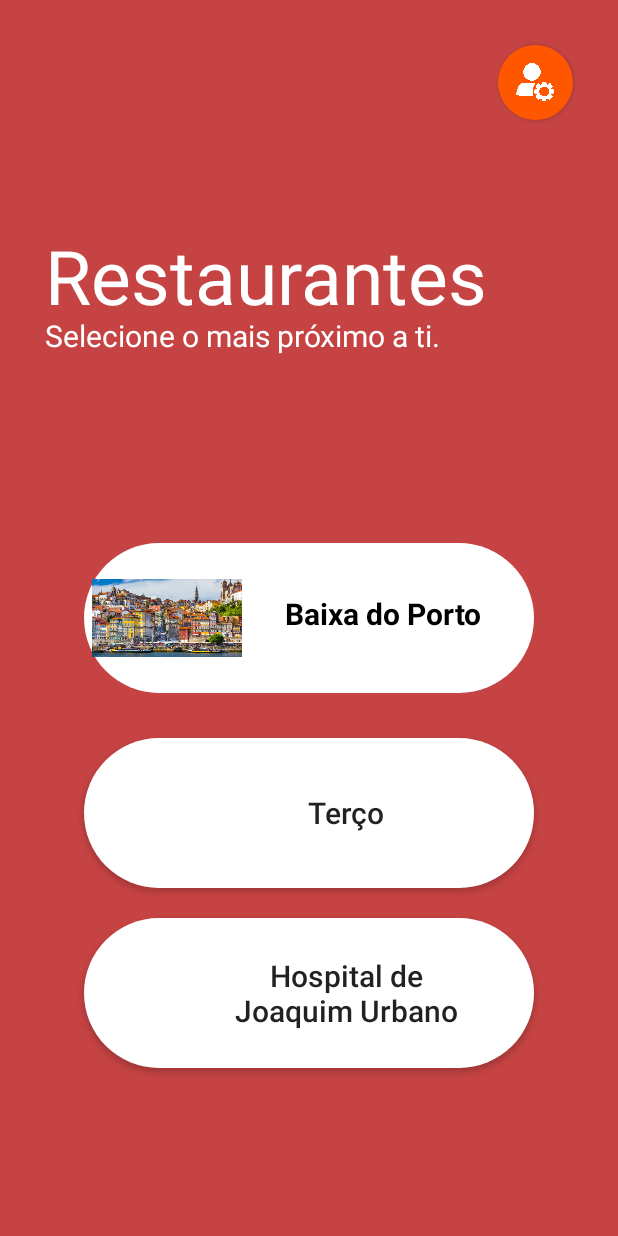
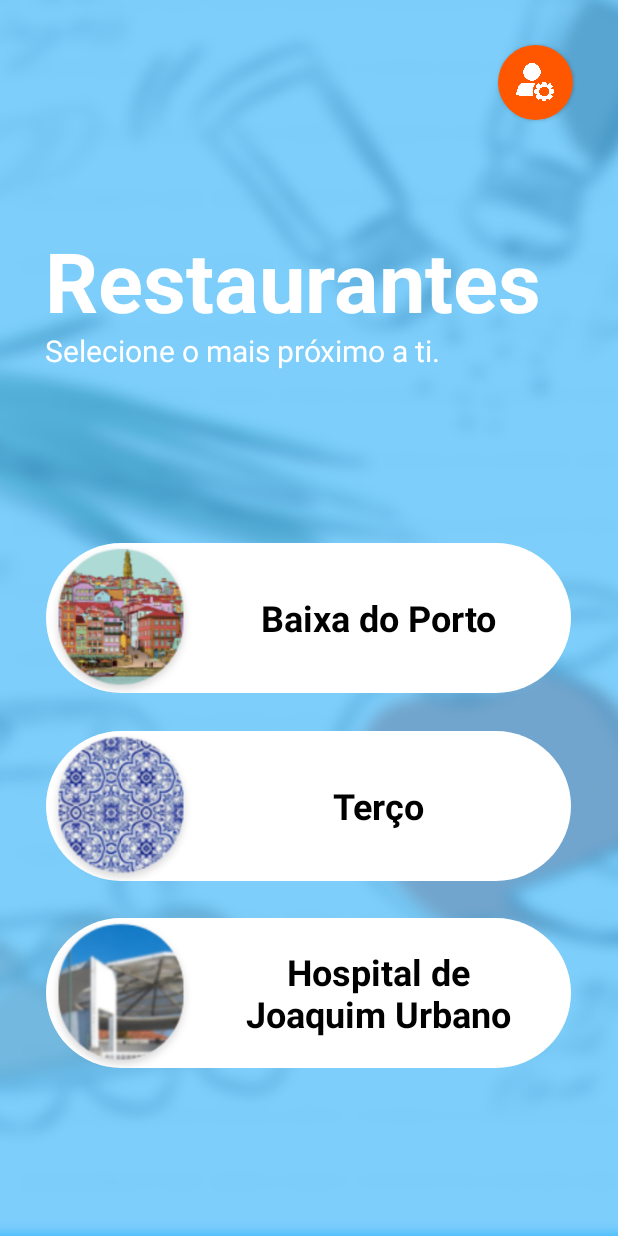
Before and after one commit to Brunofgm7/AppCasa, an Android app: the fragment RestaurantesFragment placed in its activity, on a phone screen of 412 x 824 dp. Run offline under Robolectric (Android 15) with nearby library versions, the phone set to English and light mode, and no system bars; 2 statements that could not run were skipped.

Commit message:
página dos restaurantes feita

```diff
--- a/app/src/main/java/com/example/appcasa/RestaurantesFragment.kt
+++ b/app/src/main/java/com/example/appcasa/RestaurantesFragment.kt
@@ -15,8 +15,8 @@ import androidx.fragment.app.Fragment
 class RestaurantesFragment : Fragment() {
 
     lateinit var botaoBaixaDoPorto: RelativeLayout
-    lateinit var botaoTerco: Button
-    lateinit var botaoHospital: Button
+    lateinit var botaoTerco: RelativeLayout
+    lateinit var botaoHospital: RelativeLayout
     lateinit var restBaixaFragment: RestBaixaFragment
     lateinit var restTercoFragment: RestTercoFragment
     lateinit var restHospitalFragment: RestJuFragment
--- /dev/null
+++ b/app/src/main/res/drawable/botao_laranja_redondo.xml
@@ -0,0 +1,8 @@
+<?xml version="1.0" encoding="utf-8"?>
+
+<shape xmlns:android="http://schemas.android.com/apk/res/android">
+    <size android:height="40dp" android:width="40dp"/>
+    <solid android:color="@color/orange"/>
+
+    <corners android:radius="2000dp"/>
+</shape>
--- a/app/src/main/res/drawable/rounded.xml
+++ /dev/null
@@ -1,12 +0,0 @@
-<?xml version="1.0" encoding="utf-8"?>
-<shape xmlns:android="http://schemas.android.com/apk/res/android"
-    android:innerRadius="0dp"
-    android:shape="ring"
-    android:thicknessRatio="2"
-    android:useLevel="false" >
-    <solid android:color="@android:color/transparent" />
-
-    <stroke
-        android:width="10dp"
-        android:color="@android:color/white" />
-</shape>
--- a/app/src/main/res/layout/fragment_rest_baixa.xml
+++ b/app/src/main/res/layout/fragment_rest_baixa.xml
@@ -20,7 +20,7 @@
         android:layout_gravity="bottom|end"
         android:layout_marginEnd="15dp"
         android:layout_marginBottom="15dp"
-        android:background="@drawable/botao_perfil"
+        android:background="@drawable/botao_laranja_redondo"
         android:text="+"
         android:textColor="@color/white"
         android:textSize="60dp" />
--- a/app/src/main/res/layout/fragment_rest_ju.xml
+++ b/app/src/main/res/layout/fragment_rest_ju.xml
@@ -20,7 +20,7 @@
         android:layout_gravity="bottom|end"
         android:layout_marginEnd="15dp"
         android:layout_marginBottom="15dp"
-        android:background="@drawable/botao_perfil"
+        android:background="@drawable/botao_laranja_redondo"
         android:text="+"
         android:textColor="@color/white"
         android:textSize="60dp" />
--- a/app/src/main/res/layout/fragment_rest_terco.xml
+++ b/app/src/main/res/layout/fragment_rest_terco.xml
@@ -20,9 +20,9 @@
         android:layout_gravity="bottom|end"
         android:layout_marginEnd="15dp"
         android:layout_marginBottom="15dp"
-        android:background="@drawable/botao_perfil"
+        android:background="@drawable/botao_laranja_redondo"
         android:text="+"
         android:textColor="@color/white"
-        android:textSize="60dp" />
+        android:textSize="60sp" />
 
 </FrameLayout>
--- a/app/src/main/res/layout/fragment_restaurantes.xml
+++ b/app/src/main/res/layout/fragment_restaurantes.xml
@@ -1,14 +1,14 @@
 <?xml version="1.0" encoding="utf-8"?>
-                          <FrameLayout xmlns:android="http://schemas.android.com/apk/res/android"
+<FrameLayout xmlns:android="http://schemas.android.com/apk/res/android"
     xmlns:tools="http://schemas.android.com/tools"
     android:layout_width="match_parent"
     android:layout_height="match_parent"
-    android:background="#C54343"
+    android:background="@drawable/bg_home"
     tools:context=".RestaurantesFragment">
 
     <RelativeLayout
         android:id="@+id/botaoBaixaDoPorto"
-        android:layout_width="300dp"
+        android:layout_width="350dp"
         android:layout_height="100dp"
         android:layout_gravity="center"
         android:background="@drawable/botao_branco_restaurantes">
@@ -17,11 +17,11 @@
             android:id="@+id/foto_baixa_porto"
             android:layout_width="100dp"
             android:layout_height="100dp"
-            android:layout_marginStart="5dp"
-            android:layout_marginTop="5dp"
-            android:layout_marginBottom="5dp"
-            android:background="@drawable/rounded"
-            android:src="@drawable/baixa_porto" />
+            android:contentDescription="foto_baixa_porto"
+            android:paddingTop="3dp"
+            android:scaleX="1.1"
+            android:scaleY="1.1"
+            android:src="@drawable/baixa_porto_rounded" />
 
         <TextView
             android:id="@+id/textViewBaixaPorto"
@@ -40,37 +40,91 @@
             android:textAlignment="center"
             android:textAllCaps="false"
             android:textColor="#000000"
-            android:textSize="20sp"
+            android:textSize="24sp"
             android:textStyle="bold" />
 
     </RelativeLayout>
 
 
-    <android.widget.Button
+    <RelativeLayout
         android:id="@+id/botaoTerco"
-        android:layout_width="300dp"
+        android:layout_width="350dp"
         android:layout_height="100dp"
         android:layout_gravity="center"
-        android:layout_marginTop="130dp"
-        android:background="@drawable/botao_branco_restaurantes"
-        android:paddingStart="100dp"
-        android:paddingEnd="50dp"
-        android:text="Terço"
-        android:textAllCaps="false"
-        android:textSize="20sp" />
+        android:layout_marginTop="125dp"
+        android:background="@drawable/botao_branco_restaurantes">
 
-    <android.widget.Button
+        <ImageView
+            android:id="@+id/foto_terco"
+            android:layout_width="100dp"
+            android:layout_height="100dp"
+            android:src="@drawable/azulejo_rounded"
+            android:paddingTop="3dp"
+            android:scaleX="1.1"
+            android:scaleY="1.1"
+            android:contentDescription="foto_terco"/>
+
+        <TextView
+            android:id="@+id/textViewTerco"
+            android:layout_width="wrap_content"
+            android:layout_height="wrap_content"
+            android:layout_alignParentTop="true"
+            android:layout_alignParentEnd="true"
+            android:layout_alignParentBottom="true"
+            android:layout_gravity="center"
+            android:layout_marginStart="13dp"
+            android:layout_marginTop="33dp"
+            android:layout_marginEnd="20dp"
+            android:layout_marginBottom="33dp"
+            android:layout_toEndOf="@+id/foto_terco"
+            android:text="Terço"
+            android:textAlignment="center"
+            android:textAllCaps="false"
+            android:textColor="#000000"
+            android:textSize="24sp"
+            android:textStyle="bold" />
+
+    </RelativeLayout>
+
+
+    <RelativeLayout
         android:id="@+id/botaoHospital"
-        android:layout_width="300dp"
+        android:layout_width="350dp"
         android:layout_height="100dp"
         android:layout_gravity="center"
         android:layout_marginTop="250dp"
-        android:background="@drawable/botao_branco_restaurantes"
-        android:paddingStart="100dp"
-        android:paddingEnd="50dp"
-        android:text="Hospital de Joaquim Urbano"
-        android:textAllCaps="false"
-        android:textSize="20sp" />
+        android:background="@drawable/botao_branco_restaurantes">
+
+        <ImageView
+            android:id="@+id/foto_ju"
+            android:layout_width="100dp"
+            android:layout_height="100dp"
+            android:src="@drawable/hospital_rounded"
+            android:paddingTop="3dp"
+            android:scaleX="1.1"
+            android:scaleY="1.1"
+            android:contentDescription="foto_ju"/>
+
+        <TextView
+            android:id="@+id/textViewJu"
+            android:layout_width="wrap_content"
+            android:layout_height="wrap_content"
+            android:layout_alignParentTop="true"
+            android:layout_alignParentEnd="true"
+            android:layout_alignParentBottom="true"
+            android:gravity="center"
+            android:layout_marginStart="13dp"
+            android:layout_marginEnd="20dp"
+            android:layout_toEndOf="@+id/foto_ju"
+            android:text="Hospital de Joaquim Urbano"
+            android:textAlignment="center"
+            android:textAllCaps="false"
+            android:textColor="#000000"
+            android:textSize="24sp"
+            android:textStyle="bold" />
+
+    </RelativeLayout>
+
 
     <android.widget.Button
         android:id="@+id/botaoPerfil"
@@ -86,18 +140,19 @@
         android:id="@+id/textViewRestaurantes"
         android:layout_width="wrap_content"
         android:layout_height="wrap_content"
+        android:layout_marginStart="30dp"
+        android:layout_marginTop="150dp"
         android:text="Restaurantes"
-        android:layout_marginTop="150dp"
-        android:layout_marginStart="30dp"
         android:textColor="#FFFFFF"
-        android:textSize="50sp"/>
+        android:textSize="55sp"
+        android:textStyle="bold"/>
 
     <TextView
         android:id="@+id/textViewSelecione"
         android:layout_width="wrap_content"
         android:layout_height="wrap_content"
         android:text="Selecione o mais próximo a ti."
-        android:layout_marginTop="210dp"
+        android:layout_marginTop="220dp"
         android:layout_marginStart="30dp"
         android:textColor="#FFFFFF"
         android:textSize="20sp"/>
```
Also changed, not shown: app/src/main/res/drawable/azulejo_rounded.png (added), app/src/main/res/drawable/baixa_porto_rounded.png (added), app/src/main/res/drawable/bg_home.png (added), app/src/main/res/drawable/hospital_rounded.png (added).
